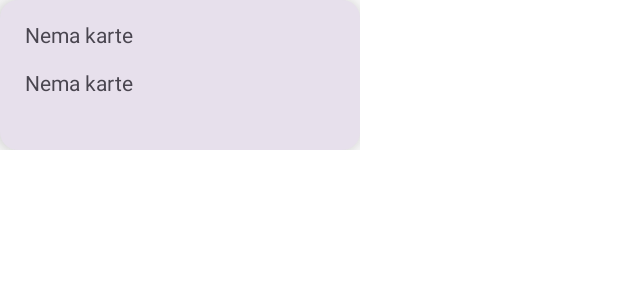
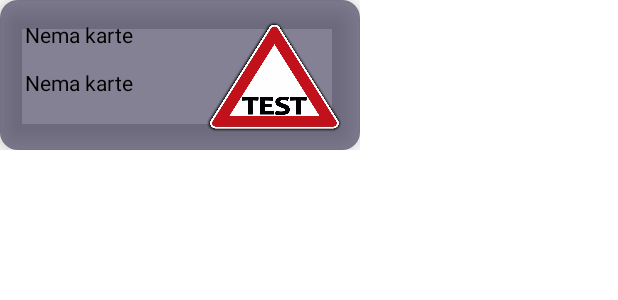
Before and after one commit to mstura-FOI/Kaiba-s-deck-Tracker, an Android app built with Jetpack Compose: the @Preview function CardPreview, on a phone screen of 412 x 824 dp. Shown: the top 300 px of the screen. Run offline under Robolectric (Android 15) with nearby library versions, the phone set to English and light mode, and no system bars; network calls fail.

Commit message:
Added project colors

```diff
--- a/app/src/main/java/com/kaiba/tracker/uiComponents/Card.kt
+++ b/app/src/main/java/com/kaiba/tracker/uiComponents/Card.kt
@@ -1,6 +1,7 @@
 package com.kaiba.tracker.uiComponents
 
 
+import androidx.compose.foundation.Image
 import androidx.compose.foundation.layout.Column
 import androidx.compose.foundation.layout.Row
 import androidx.compose.foundation.layout.Spacer
@@ -15,10 +16,15 @@ import androidx.compose.material3.Text
 import androidx.compose.runtime.Composable
 import androidx.compose.ui.Alignment
 import androidx.compose.ui.Modifier
+import androidx.compose.ui.graphics.Color
+import androidx.compose.ui.graphics.painter.Painter
 import androidx.compose.ui.input.pointer.PointerIcon.Companion.Text
+import androidx.compose.ui.layout.ContentScale
+import androidx.compose.ui.res.painterResource
 import androidx.compose.ui.text.style.TextAlign
 import androidx.compose.ui.tooling.preview.Preview
 import androidx.compose.ui.unit.dp
+import com.kaiba.tracker.R
 import com.kaiba.tracker.data.YuGiOhCard
  var yuGiOhCard:YuGiOhCard? = null
 @OptIn(ExperimentalMaterial3Api::class)
@@ -32,7 +38,7 @@ fun CardInfo(
             defaultElevation = 12.dp
         ),
         colors = CardDefaults.cardColors(
-            containerColor = MaterialTheme.colorScheme.surfaceVariant,
+            containerColor = Color(R.color.Dark_Main),
         ),
         modifier = Modifier
             .size(width = 240.dp, height = 100.dp)
@@ -48,12 +54,13 @@ fun CardInfo(
                        .padding(16.dp),
                    textAlign = TextAlign.Center,
                )
-               Text(text = if(card == null) "Nema karte" else card.type,
+               Text(text = if(card == null) "Nema karte" else "Type:${card.type}",
                    modifier = Modifier.padding(16.dp,0.dp,0.dp,0.dp),
                    textAlign = TextAlign.Center
                )
            }
             Spacer(modifier = Modifier.padding(10.dp))
+            Image(painter = painterResource(id = R.drawable.img), contentDescription = null, contentScale = ContentScale.Crop, modifier = Modifier.padding(12.dp))
         }
 
 
```
Also changed, not shown: app/src/main/res/values/colors.xml (+5 -7 lines).
